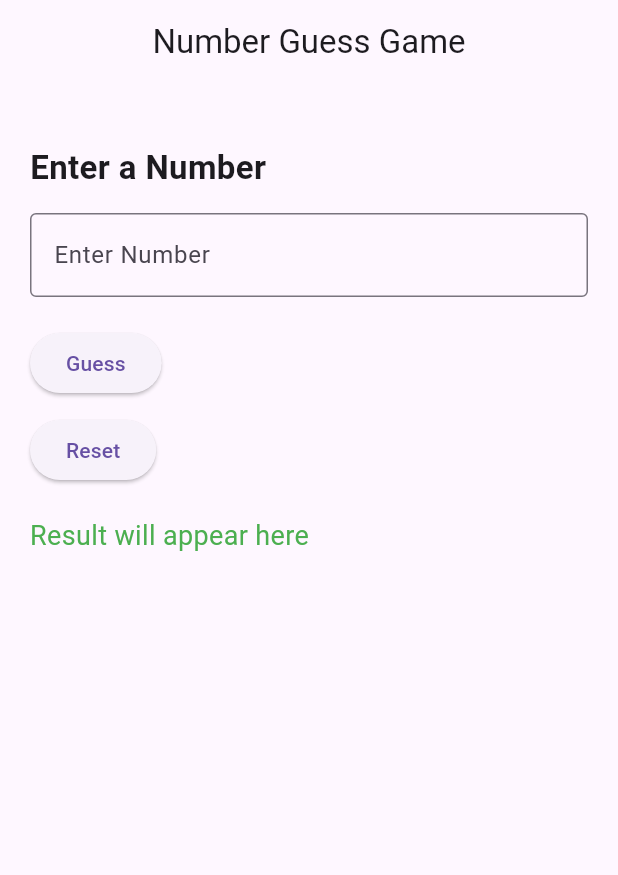
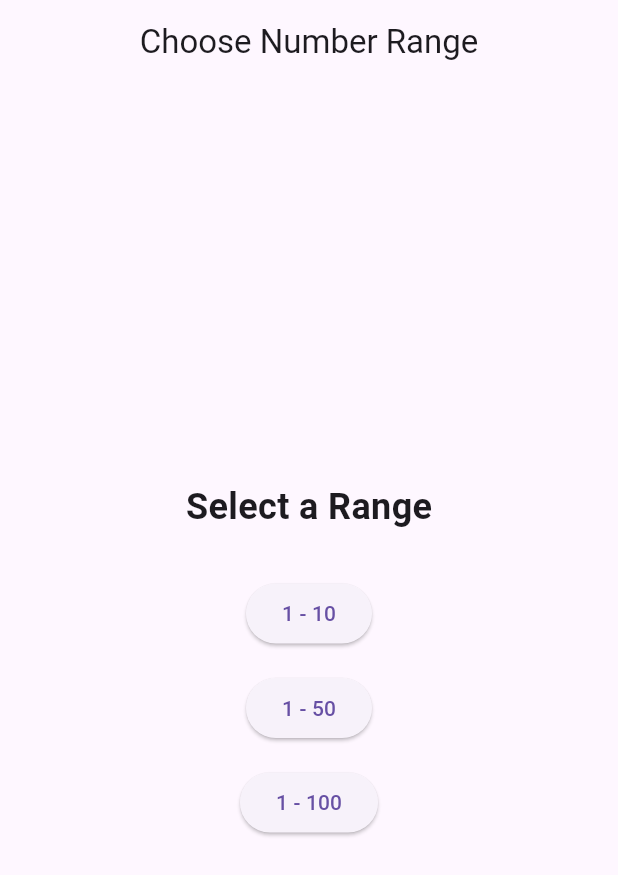
Before and after one commit to khadijajavedtevta/number_guess_game, a Flutter app: the screen it shows after launch, on a phone screen of 412 x 824 dp. Shown: the top 875 px of the screen. Run offline on Flutter 3.47's test engine with Material 3 defaults, Android fonts, the phone set to English and light mode, and no system bars.

Commit message:
Create and modify range and splash screens

```diff
--- /dev/null
+++ b/lib/range_screen.dart
@@ -0,0 +1,53 @@
+import 'package:flutter/material.dart';
+import 'main.dart';
+
+class RangeScreen extends StatelessWidget {
+  const RangeScreen({super.key});
+  @override
+  Widget build (BuildContext context){
+    return Scaffold(
+      appBar: AppBar(
+        title: const Text("Choose Number Range"),
+        centerTitle: true,
+      ),
+      body: Center(
+        child: Column(
+          mainAxisAlignment: MainAxisAlignment.center,
+          children: [
+            const Text(
+              "Select a Range",
+              style: TextStyle(
+                fontSize: 24,
+                fontWeight: FontWeight.bold,
+              ),
+            ),
+            const SizedBox(height: 30),
+            ElevatedButton(onPressed: (){
+              Navigator.push(context, MaterialPageRoute(builder: (context) => const HomeScreen(),
+              ),
+              );
+            },
+                child: const Text("1 - 10"),
+            ),
+        const SizedBox(height: 15),
+        ElevatedButton(onPressed: (){
+          Navigator.push(context, MaterialPageRoute(builder: (context) => const HomeScreen(),
+          ),
+          );
+        },
+          child: const Text("1 - 50"),
+        ),
+        const SizedBox(height: 15),
+        ElevatedButton(onPressed: (){
+          Navigator.push(context, MaterialPageRoute(builder: (context) => const HomeScreen(),
+          ),
+          );
+        },
+          child: const Text("1 - 100"),
+        ),
+          ],
+        ),
+      ),
+    );
+  }
+}
--- a/lib/splash_screen.dart
+++ b/lib/splash_screen.dart
@@ -1,6 +1,8 @@
 import 'dart:async';
 import 'package:flutter/material.dart';
 import 'main.dart';
+import 'range_screen.dart';
+
 class SplashScreen extends StatefulWidget {
   const SplashScreen({super.key});
   @override
@@ -11,9 +13,9 @@ class _SplashScreenState extends State<SplashScreen> {
   void initState() {
     super.initState();
     Timer(
-      const Duration(seconds: 3),
+      const Duration(seconds: 5),
         () {
-        Navigator.pushReplacement(context, MaterialPageRoute(builder: (context) => const HomeScreen(),
+        Navigator.pushReplacement(context, MaterialPageRoute(builder: (context) => const RangeScreen(),
         ),
         );
         },
```
